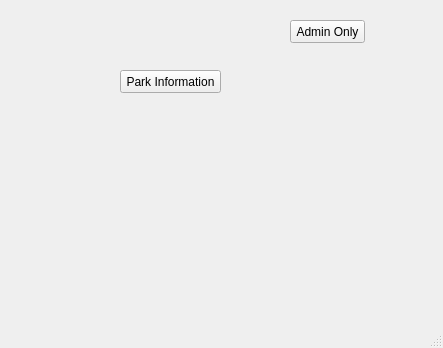
Above: mainwindow.ui from smoreno11/NationalParksProject before the change. Below: the same form after it.
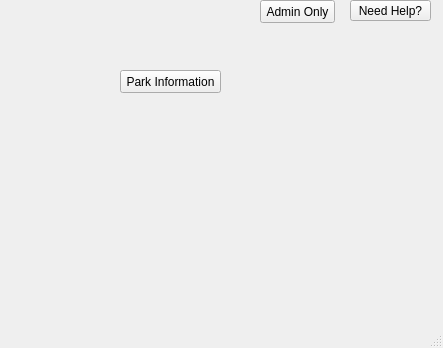
That is the form after the change.

Patch:
```diff
--- a/mainwindow.ui
+++ b/mainwindow.ui
@@ -30,8 +30,8 @@
    <widget class="QPushButton" name="pushButton">
     <property name="geometry">
      <rect>
-      <x>290</x>
-      <y>20</y>
+      <x>260</x>
+      <y>0</y>
       <width>75</width>
       <height>23</height>
      </rect>
@@ -40,6 +40,19 @@
      <string>Admin Only</string>
     </property>
    </widget>
+   <widget class="QPushButton" name="pushButton_2">
+    <property name="geometry">
+     <rect>
+      <x>350</x>
+      <y>0</y>
+      <width>81</width>
+      <height>21</height>
+     </rect>
+    </property>
+    <property name="text">
+     <string>Need Help?</string>
+    </property>
+   </widget>
   </widget>
   <widget class="QMenuBar" name="menubar">
    <property name="geometry">
```
